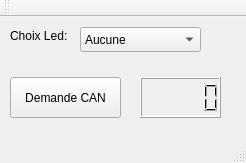
Before: the Qt Designer form Serial_CPP/mainwindow.ui in AxelJacquot/Project_CPP, drawn with Qt 5.
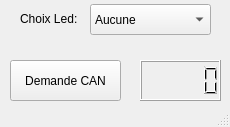
After: the same form once the commit is applied.

Patch:
```diff
--- a/Serial_CPP/mainwindow.ui
+++ b/Serial_CPP/mainwindow.ui
@@ -6,8 +6,8 @@
    <rect>
     <x>0</x>
     <y>0</y>
-    <width>246</width>
-    <height>163</height>
+    <width>230</width>
+    <height>127</height>
    </rect>
   </property>
   <property name="windowTitle">
@@ -17,10 +17,10 @@
    <widget class="QComboBox" name="comboBox">
     <property name="geometry">
      <rect>
-      <x>80</x>
-      <y>10</y>
+      <x>90</x>
+      <y>4</y>
       <width>121</width>
-      <height>25</height>
+      <height>31</height>
      </rect>
     </property>
     <item>
@@ -67,7 +67,7 @@
    <widget class="QLabel" name="label">
     <property name="geometry">
      <rect>
-      <x>10</x>
+      <x>20</x>
       <y>10</y>
       <width>61</width>
       <height>17</height>
@@ -101,24 +101,6 @@
     </property>
    </widget>
   </widget>
-  <widget class="QMenuBar" name="menuBar">
-   <property name="geometry">
-    <rect>
-     <x>0</x>
-     <y>0</y>
-     <width>246</width>
-     <height>22</height>
-    </rect>
-   </property>
-  </widget>
-  <widget class="QToolBar" name="mainToolBar">
-   <attribute name="toolBarArea">
-    <enum>TopToolBarArea</enum>
-   </attribute>
-   <attribute name="toolBarBreak">
-    <bool>false</bool>
-   </attribute>
-  </widget>
   <widget class="QStatusBar" name="statusBar"/>
  </widget>
  <layoutdefault spacing="6" margin="11"/>
```
Left out of the diff: 2 changed lines with no effect on the pictures.
